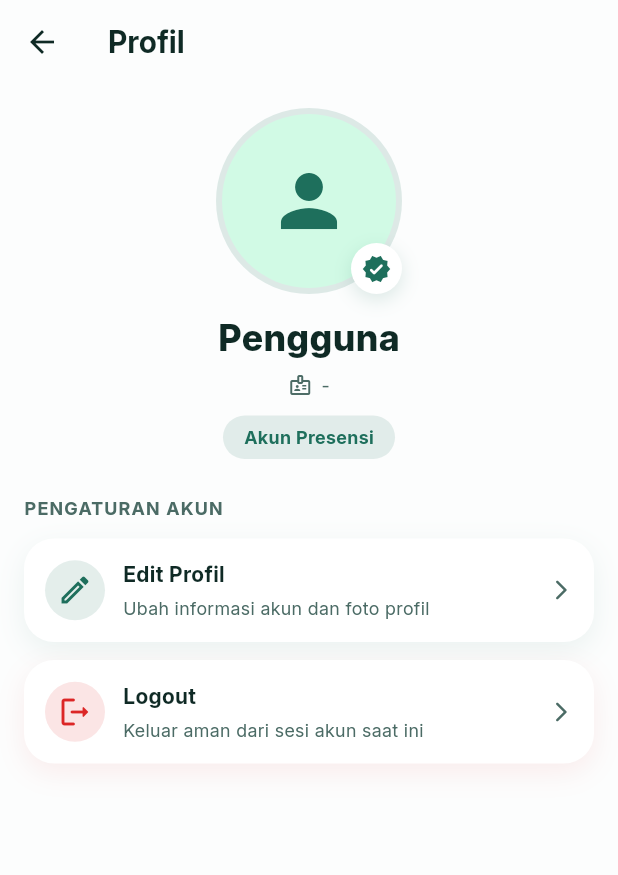
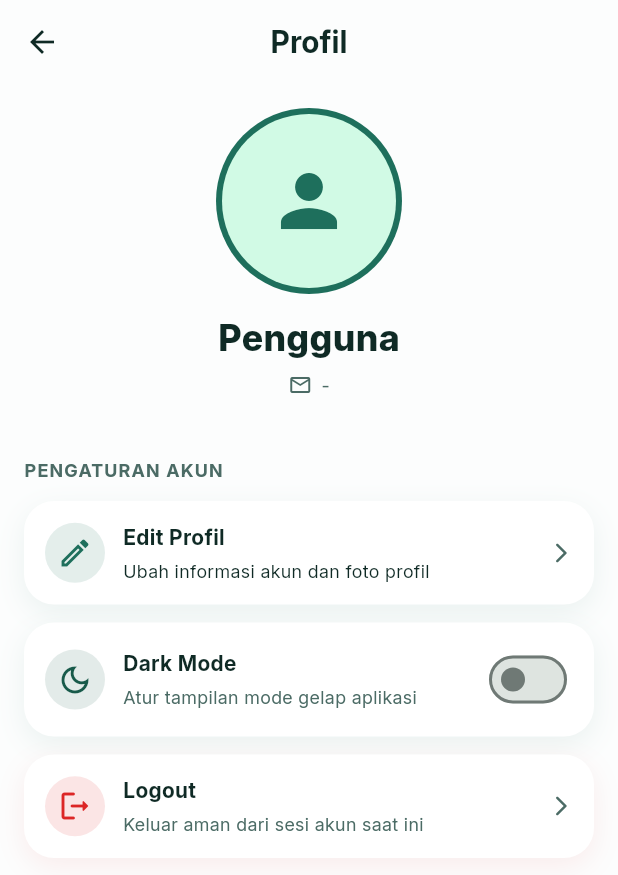
Before and after one commit to rafiekotj/presenzo_app, a Flutter app: the ProfileScreen screen opened directly, on a phone screen of 412 x 824 dp. Shown: the top 875 px of the screen. Run offline on Flutter 3.47's test engine with Material 3 defaults, Android fonts, the light colour scheme and no system bars; our stand-ins replace dropdown_button2, geocoding, geolocator, google_maps_flutter, image_picker, shared_preferences; accounts and stored records are empty; network calls fail; project files that could hold a hidden picture were left out.

Commit message:
fix: profile screens layout

```diff
--- a/lib/views/profile/profile_edit_screen.dart
+++ b/lib/views/profile/profile_edit_screen.dart
@@ -372,26 +372,26 @@ class _ProfileEditScreenState extends State<ProfileEditScreen> {
                                     child: Stack(
                                       children: [
                                         Container(
-                                          padding: const EdgeInsets.all(4),
+                                          width: 124,
+                                          height: 124,
                                           decoration: BoxDecoration(
                                             shape: BoxShape.circle,
-                                            border: Border.all(
                                             color: AppColor.primary,
-                                              width: 2,
                                           ),
-                                          ),
+                                          child: Padding(
+                                            padding: const EdgeInsets.all(4),
                                             child: CircleAvatar(
-                                            radius: 44,
                                               backgroundColor:
                                                   AppColor.primarySoft,
                                               backgroundImage: avatarProvider,
                                               child: avatarProvider == null
                                                   ? const Icon(
                                                       Icons.person,
-                                                    size: 44,
+                                                      size: 56,
                                                       color: AppColor.primary,
                                                     )
                                                   : null,
+                                            ),
                                           ),
                                         ),
                                         Positioned(
@@ -437,7 +437,7 @@ class _ProfileEditScreenState extends State<ProfileEditScreen> {
                                       ],
                                     ),
                                   ),
-                                  const SizedBox(height: 20),
+                                  const SizedBox(height: 40),
                                   AbsorbPointer(
                                     child: Stack(
                                       children: [
--- a/lib/views/profile/profile_screen.dart
+++ b/lib/views/profile/profile_screen.dart
@@ -18,6 +18,7 @@ class ProfileScreen extends StatefulWidget {
 
 class _ProfileScreenState extends State<ProfileScreen> {
   late Future<GetUserModel?> _profileFuture;
+  bool _isDarkModePreview = false;
 
   @override
   void initState() {
@@ -62,30 +63,21 @@ class _ProfileScreenState extends State<ProfileScreen> {
 
   @override
   Widget build(BuildContext context) {
-    final isDark = Theme.of(context).brightness == Brightness.dark;
-    final backgroundColor = isDark
-        ? AppColor.backgroundDark
-        : AppColor.backgroundLight;
-    final surfaceColor = isDark ? const Color(0xFF1E293B) : AppColor.surface;
-    final textPrimary = isDark ? AppColor.surface : AppColor.textPrimary;
-    final textSecondary = isDark
-        ? const Color(0xFFCBD5E1)
-        : AppColor.textSecondary;
-
     return Scaffold(
       appBar: AppBar(
-        backgroundColor: backgroundColor,
-        foregroundColor: textPrimary,
+        backgroundColor: AppColor.backgroundLight,
+        foregroundColor: AppColor.textPrimary,
         surfaceTintColor: Colors.transparent,
         elevation: 0,
         scrolledUnderElevation: 0,
         toolbarHeight: 56,
+        centerTitle: true,
         title: const Text(
           'Profil',
           style: TextStyle(fontSize: 20, fontWeight: FontWeight.w700),
         ),
       ),
-      backgroundColor: backgroundColor,
+      backgroundColor: AppColor.backgroundLight,
       body: FutureBuilder<GetUserModel?>(
         future: _profileFuture,
         builder: (context, snapshot) {
@@ -104,15 +96,12 @@ class _ProfileScreenState extends State<ProfileScreen> {
               crossAxisAlignment: CrossAxisAlignment.stretch,
               children: [
                 Center(
-                  child: Stack(
-                    alignment: Alignment.bottomRight,
-                    children: [
-                      Container(
+                  child: Container(
                     width: 124,
                     height: 124,
                     decoration: BoxDecoration(
                       shape: BoxShape.circle,
-                          color: AppColor.primary.withValues(alpha: 0.14),
+                      color: AppColor.primary,
                     ),
                     child: Padding(
                       padding: const EdgeInsets.all(4),
@@ -129,28 +118,6 @@ class _ProfileScreenState extends State<ProfileScreen> {
                       ),
                     ),
                   ),
-                      Container(
-                        width: 34,
-                        height: 34,
-                        decoration: BoxDecoration(
-                          color: surfaceColor,
-                          shape: BoxShape.circle,
-                          boxShadow: [
-                            BoxShadow(
-                              color: AppColor.primary.withValues(alpha: 0.15),
-                              blurRadius: 10,
-                              offset: const Offset(0, 4),
-                            ),
-                          ],
-                        ),
-                        child: const Icon(
-                          Icons.verified_rounded,
-                          color: AppColor.primary,
-                          size: 20,
-                        ),
-                      ),
-                    ],
-                  ),
                 ),
                 const SizedBox(height: 12),
                 Center(
@@ -159,7 +126,7 @@ class _ProfileScreenState extends State<ProfileScreen> {
                     style: TextStyle(
                       fontSize: 24,
                       fontWeight: FontWeight.w800,
-                      color: textPrimary,
+                      color: AppColor.textPrimary,
                     ),
                   ),
                 ),
@@ -167,40 +134,27 @@ class _ProfileScreenState extends State<ProfileScreen> {
                 Row(
                   mainAxisAlignment: MainAxisAlignment.center,
                   children: [
-                    Icon(Icons.badge_outlined, size: 16, color: textSecondary),
+                    Icon(
+                      Icons.email_outlined,
+                      size: 16,
+                      color: AppColor.textSecondary,
+                      fill: 1,
+                    ),
                     const SizedBox(width: 6),
                     Text(
                       email,
-                      style: TextStyle(fontSize: 12, color: textSecondary),
+                      style: TextStyle(
+                        fontSize: 12,
+                        color: AppColor.textSecondary,
+                      ),
                     ),
                   ],
                 ),
-                const SizedBox(height: 12),
-                Center(
-                  child: Container(
-                    padding: const EdgeInsets.symmetric(
-                      horizontal: 14,
-                      vertical: 6,
-                    ),
-                    decoration: BoxDecoration(
-                      color: AppColor.primary.withValues(alpha: 0.12),
-                      borderRadius: BorderRadius.circular(999),
-                    ),
-                    child: const Text(
-                      'Akun Presensi',
-                      style: TextStyle(
-                        color: AppColor.primary,
-                        fontSize: 12,
-                        fontWeight: FontWeight.w700,
-                      ),
-                    ),
-                  ),
-                ),
-                const SizedBox(height: 24),
+                const SizedBox(height: 40),
                 Text(
                   'PENGATURAN AKUN',
                   style: TextStyle(
-                    color: textSecondary,
+                    color: AppColor.textSecondary,
                     fontSize: 12,
                     fontWeight: FontWeight.w700,
                     letterSpacing: 0.8,
@@ -222,7 +176,7 @@ class _ProfileScreenState extends State<ProfileScreen> {
                   child: Container(
                     padding: const EdgeInsets.all(14),
                     decoration: BoxDecoration(
-                      color: surfaceColor,
+                      color: AppColor.surface,
                       borderRadius: BorderRadius.circular(20),
                       boxShadow: [
                         BoxShadow(
@@ -252,7 +206,7 @@ class _ProfileScreenState extends State<ProfileScreen> {
                               Text(
                                 'Edit Profil',
                                 style: TextStyle(
-                                  color: textPrimary,
+                                  color: AppColor.textPrimary,
                                   fontSize: 14,
                                   fontWeight: FontWeight.w700,
                                 ),
@@ -261,7 +215,7 @@ class _ProfileScreenState extends State<ProfileScreen> {
                               Text(
                                 'Ubah informasi akun dan foto profil',
                                 style: TextStyle(
-                                  color: textSecondary,
+                                  color: AppColor.textPrimary,
                                   fontSize: 12,
                                 ),
                               ),
@@ -271,10 +225,72 @@ class _ProfileScreenState extends State<ProfileScreen> {
                         Icon(
                           Icons.arrow_forward_ios_rounded,
                           size: 16,
-                          color: textSecondary,
+                          color: AppColor.textSecondary,
                         ),
                       ],
                     ),
+                  ),
+                ),
+                const SizedBox(height: 12),
+                Container(
+                  padding: const EdgeInsets.all(14),
+                  decoration: BoxDecoration(
+                    color: AppColor.surface,
+                    borderRadius: BorderRadius.circular(20),
+                    boxShadow: [
+                      BoxShadow(
+                        color: AppColor.primary.withValues(alpha: 0.08),
+                        blurRadius: 16,
+                        offset: const Offset(0, 6),
+                      ),
+                    ],
+                  ),
+                  child: Row(
+                    children: [
+                      CircleAvatar(
+                        radius: 20,
+                        backgroundColor: AppColor.secondary.withValues(
+                          alpha: 0.12,
+                        ),
+                        child: const Icon(
+                          Icons.dark_mode_outlined,
+                          color: AppColor.secondary,
+                        ),
+                      ),
+                      const SizedBox(width: 12),
+                      Expanded(
+                        child: Column(
+                          crossAxisAlignment: CrossAxisAlignment.start,
+                          children: [
+                            Text(
+                              'Dark Mode',
+                              style: TextStyle(
+                                color: AppColor.textPrimary,
+                                fontSize: 14,
+                                fontWeight: FontWeight.w700,
+                              ),
+                            ),
+                            const SizedBox(height: 4),
+                            Text(
+                              'Atur tampilan mode gelap aplikasi',
+                              style: TextStyle(
+                                color: AppColor.textSecondary,
+                                fontSize: 12,
+                              ),
+                            ),
+                          ],
+                        ),
+                      ),
+                      Switch(
+                        value: _isDarkModePreview,
+                        activeColor: AppColor.primary,
+                        onChanged: (value) {
+                          setState(() {
+                            _isDarkModePreview = value;
+                          });
+                        },
+                      ),
+                    ],
                   ),
                 ),
                 const SizedBox(height: 12),
@@ -288,7 +304,7 @@ class _ProfileScreenState extends State<ProfileScreen> {
                   child: Container(
                     padding: const EdgeInsets.all(14),
                     decoration: BoxDecoration(
-                      color: surfaceColor,
+                      color: AppColor.surface,
                       borderRadius: BorderRadius.circular(20),
                       boxShadow: [
                         BoxShadow(
@@ -318,7 +334,7 @@ class _ProfileScreenState extends State<ProfileScreen> {
                               Text(
                                 'Logout',
                                 style: TextStyle(
-                                  color: textPrimary,
+                                  color: AppColor.textPrimary,
                                   fontSize: 14,
                                   fontWeight: FontWeight.w700,
                                 ),
@@ -327,7 +343,7 @@ class _ProfileScreenState extends State<ProfileScreen> {
                               Text(
                                 'Keluar aman dari sesi akun saat ini',
                                 style: TextStyle(
-                                  color: textSecondary,
+                                  color: AppColor.textSecondary,
                                   fontSize: 12,
                                 ),
                               ),
@@ -337,7 +353,7 @@ class _ProfileScreenState extends State<ProfileScreen> {
                         Icon(
                           Icons.arrow_forward_ios_rounded,
                           size: 16,
-                          color: textSecondary,
+                          color: AppColor.textSecondary,
                         ),
                       ],
                     ),
```
Lines whose indentation alone changed are shown as unchanged.
